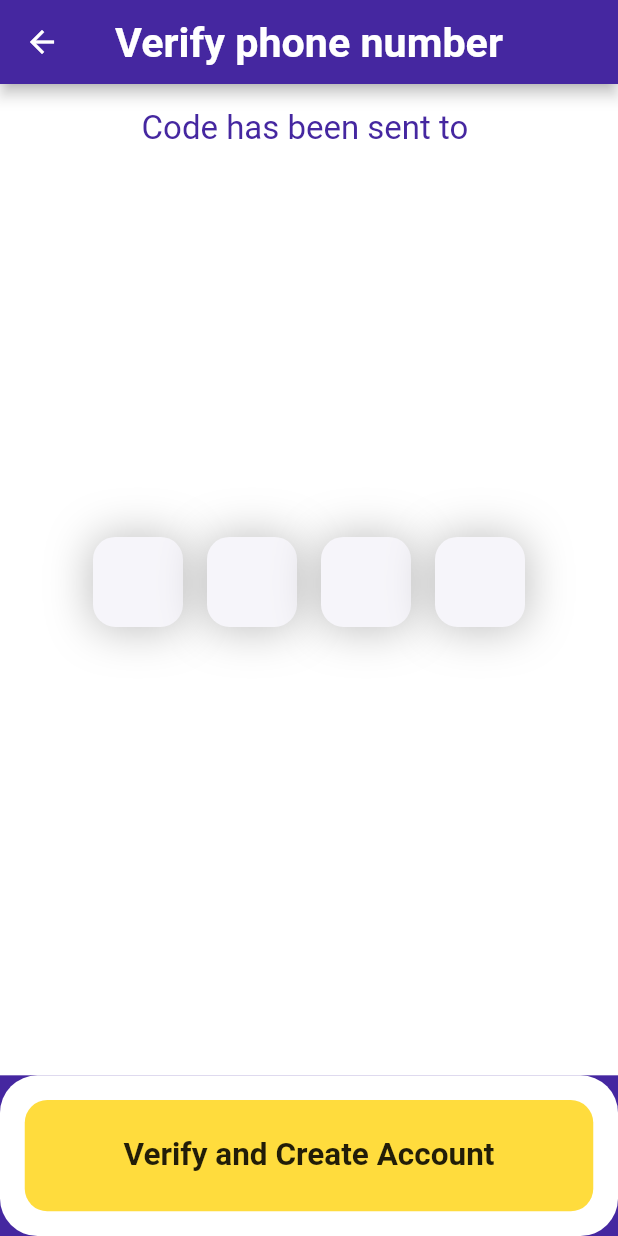
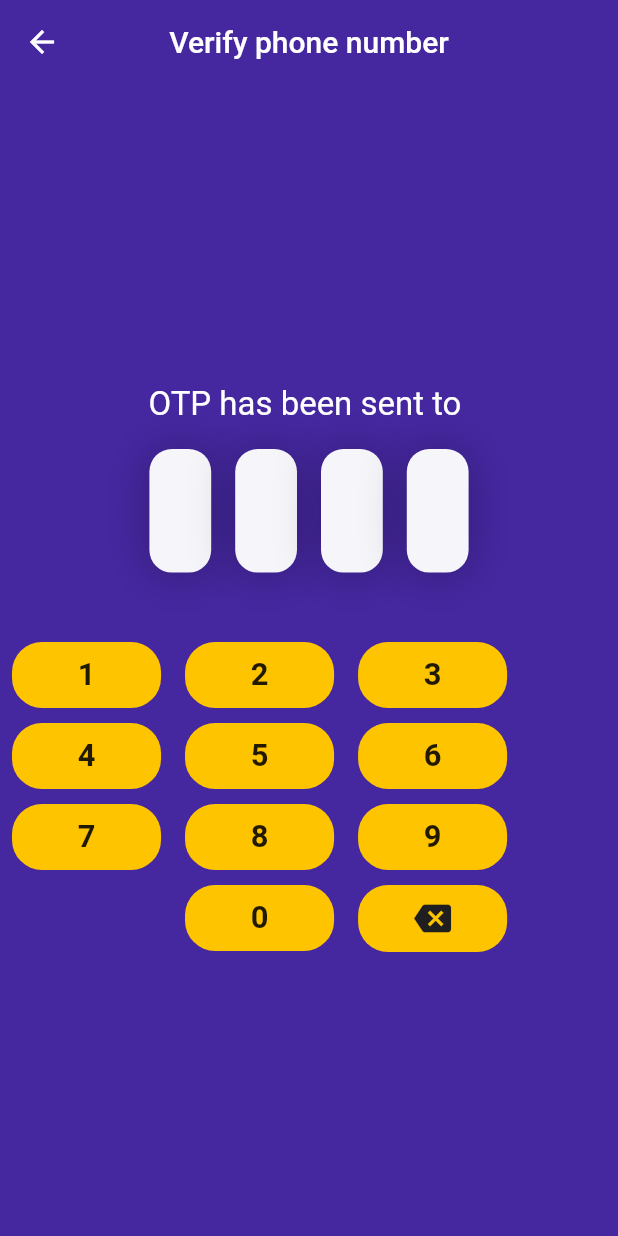
Before and after one commit to antojosu/Athijeevana, a Flutter app: the VerifyPhone screen opened directly with empty values, on a phone screen of 412 x 824 dp. Run offline on Flutter 3.47's test engine with Material 2 defaults, Android fonts, the phone set to English and light mode, and no system bars; our stand-ins replace responsive_sizer.

Commit message:
UI Responsive

```diff
--- a/lib/screens/verify.dart
+++ b/lib/screens/verify.dart
@@ -1,18 +1,18 @@
+import 'package:athijeevana/widgets/NumberCodeBox.dart';
+import 'package:athijeevana/widgets/NumberPad.dart';
 import 'package:flutter/material.dart';
 
 class VerifyPhone extends StatefulWidget {
-
   final String phoneNumber;
 
-  VerifyPhone({@required this.phoneNumber});
+  VerifyPhone({required this.phoneNumber});
 
   @override
   _VerifyPhoneState createState() => _VerifyPhoneState();
 }
 
 class _VerifyPhoneState extends State<VerifyPhone> {
-
-  String pin = "";
+  String otp = "";
 
   @override
   Widget build(BuildContext context) {
@@ -22,150 +22,129 @@ class _VerifyPhoneState extends State<VerifyPhone> {
         title: Text(
           "Verify phone number",
           style: TextStyle(
-            fontSize: 27.5,
-            fontWeight: FontWeight.bold,
             color: Colors.white,
           ),
         ),
+        elevation: 0,
         backgroundColor: Colors.deepPurple[800],
         centerTitle: true,
       ),
       body: SafeArea(
-          child: Column(
+        child: OrientationBuilder(builder: (context, orientation) {
+          if (orientation == Orientation.portrait) {
+            return portraitMode(context);
+          } else {
+            return landscapeMode(context);
+          }
+        }),
+      ),
+    );
+  }
+
+  Widget portraitMode(BuildContext bc) {
+    return Column(
+      mainAxisAlignment: MainAxisAlignment.center,
       crossAxisAlignment: CrossAxisAlignment.stretch,
       children: <Widget>[
-
-              Expanded(
-                child: Container(
-                  color: Colors.white,
+        Container(
           child: Column(
-                    mainAxisAlignment: MainAxisAlignment.center,
             children: <Widget>[
-
               Padding(
                 padding: EdgeInsets.symmetric(vertical: 16.5),
                 child: Text(
-                          "Code has been sent to " + widget.phoneNumber,
+                  "OTP has been sent to " + widget.phoneNumber,
                   style: TextStyle(
                     fontSize: 22,
-                            color: Colors.deepPurple[800],
+                    color: Colors.white,
                   ),
                 ),
               ),
-
-                      Expanded(
-                        child: Row(
+              Row(
                 crossAxisAlignment: CrossAxisAlignment.center,
                 mainAxisAlignment: MainAxisAlignment.center,
                 children: <Widget>[
-
-                            buildCodeNumberBox(pin.length > 0 ? pin.substring(0, 1) : ""),
-                            buildCodeNumberBox(pin.length > 1 ? pin.substring(1, 2) : ""),
-                            buildCodeNumberBox(pin.length > 2 ? pin.substring(2, 3) : ""),
-                            buildCodeNumberBox(pin.length > 3 ? pin.substring(3, 4) : ""),
-
+                  buildCodeNumberBox(otp.length > 0 ? otp.substring(0, 1) : ""),
+                  buildCodeNumberBox(otp.length > 1 ? otp.substring(1, 2) : ""),
+                  buildCodeNumberBox(otp.length > 2 ? otp.substring(2, 3) : ""),
+                  buildCodeNumberBox(otp.length > 3 ? otp.substring(3, 4) : ""),
                 ],
               ),
+              SizedBox(
+                height: MediaQuery.of(bc).size.height * 0.05,
               ),
-
-                      Padding(
-                        padding: EdgeInsets.symmetric(vertical: 14),
-                        child: Row(
+              Row(
+                mainAxisSize: MainAxisSize.min,
+                crossAxisAlignment: CrossAxisAlignment.center,
                 mainAxisAlignment: MainAxisAlignment.center,
-                          children: <Widget>[
-
-                            Text(
-                              'Resend Code',
-                              style: TextStyle(
-                                fontSize: 24.0,
-                                color: Colors.white,
+                children: [
+                  Flexible(
+                    child: NumberPad(onNumSelect: (value) {
+                      setState(() {
+                        if (value != -1) {
+                          if (otp.length != 10) {
+                            otp = otp + value.toString();
+                          }
+                        } else {
+                          if (otp.length != 0) {
+                            otp = otp.substring(0, otp.length - 1);
+                          }
+                        }
+                      });
+                    }),
                   ),
-                            ),
+                ],
+              )
             ],
           ),
         ),
       ],
+    );
+  }
+
+  Widget landscapeMode(BuildContext bc) {
+    return Padding(
+      padding: const EdgeInsets.all(19.0),
+      child: Row(
+        mainAxisAlignment: MainAxisAlignment.spaceAround,
+        children: [
+          Column(
+            children: [
+              Padding(
+                padding: EdgeInsets.all(15),
+                child: Text(
+                  "OTP has been sent to " + widget.phoneNumber,
+                  style: TextStyle(
+                    fontSize: 22,
+                    color: Colors.white,
                   ),
                 ),
               ),
-
-              Container(
-                height: MediaQuery.of(context).size.height * 0.13,
-                decoration: BoxDecoration(
-                  color: Colors.white,
-                  borderRadius: BorderRadius.all(
-                    Radius.circular(25),
-                  ),
-                ),
-                child: Padding(
-                  padding: EdgeInsets.all(16.5),
-                  child: Row(
+              Row(
+                crossAxisAlignment: CrossAxisAlignment.center,
+                mainAxisAlignment: MainAxisAlignment.center,
                 children: <Widget>[
-
-                      Expanded(
-                        child: GestureDetector(
-                          onTap: () {},
-                          child: Container(
-                            decoration: BoxDecoration(
-                              color: Color(0xFFFFDC3D),
-                              borderRadius: BorderRadius.all(
-                                Radius.circular(15),
-                              ),
-                            ),
-                            child: Center(
-                              child: Text(
-                                'Verify and Create Account',
-                                style: TextStyle(
-                                  fontSize: 21.0,
-                                  fontWeight: FontWeight.bold,
-                                ),
-                              ),
-                            ),
-                          ),
-                        ),
+                  buildCodeNumberBox(otp.length > 0 ? otp.substring(0, 1) : ""),
+                  buildCodeNumberBox(otp.length > 1 ? otp.substring(1, 2) : ""),
+                  buildCodeNumberBox(otp.length > 2 ? otp.substring(2, 3) : ""),
+                  buildCodeNumberBox(otp.length > 3 ? otp.substring(3, 4) : ""),
+                ],
               ),
             ],
           ),
-                ),
-              ),
+          Flexible(child: NumberPad(onNumSelect: (value) {
+            setState(() {
+              if (value != -1) {
+                if (otp.length != 10) {
+                  otp = otp + value.toString();
+                }
+              } else {
+                if (otp.length != 0) {
+                  otp = otp.substring(0, otp.length - 1);
+                }
+              }
+            });
+          }))
         ],
-          )
-      ),
-    );
-  }
-
-  Widget buildCodeNumberBox(String codeNumber) {
-    return Padding(
-      padding: EdgeInsets.symmetric(horizontal: 8),
-      child: SizedBox(
-        width: 60,
-        height: 60,
-        child: Container(
-          decoration: BoxDecoration(
-            color: Color(0xFFF6F5FA),
-            borderRadius: BorderRadius.all(
-              Radius.circular(15),
-            ),
-            boxShadow: <BoxShadow>[
-              BoxShadow(
-                  color: Colors.black26,
-                  blurRadius: 25.0,
-                  spreadRadius: 1,
-                  offset: Offset(0.0, 0.75)
-              )
-            ],
-          ),
-          child: Center(
-            child: Text(
-              codeNumber,
-              style: TextStyle(
-                fontSize: 22,
-                fontWeight: FontWeight.bold,
-                color: Colors.black,
-              ),
-            ),
-          ),
-        ),
       ),
     );
   }
--- /dev/null
+++ b/lib/widgets/NumberCodeBox.dart
@@ -0,0 +1,37 @@
+import 'package:flutter/material.dart';
+import 'package:responsive_sizer/responsive_sizer.dart';
+
+Widget buildCodeNumberBox(String codeNumber) {
+  return Padding(
+    padding: EdgeInsets.symmetric(horizontal: 8),
+    child: SizedBox(
+      width: 10.w,
+      height: 10.h,
+      child: Container(
+        decoration: BoxDecoration(
+          color: Color(0xFFF6F5FA),
+          borderRadius: BorderRadius.all(
+            Radius.circular(15),
+          ),
+          boxShadow: <BoxShadow>[
+            BoxShadow(
+                color: Colors.black26,
+                blurRadius: 25.0,
+                spreadRadius: 1,
+                offset: Offset(0.0, 0.75))
+          ],
+        ),
+        child: Center(
+          child: Text(
+            codeNumber,
+            style: TextStyle(
+              fontSize: 22,
+              fontWeight: FontWeight.bold,
+              color: Colors.black,
+            ),
+          ),
+        ),
+      ),
+    ),
+  );
+}
--- a/lib/widgets/NumberPad.dart
+++ b/lib/widgets/NumberPad.dart
@@ -1,4 +1,5 @@
 import 'package:flutter/material.dart';
+import 'package:responsive_sizer/responsive_sizer.dart';
 
 class NumberPad extends StatelessWidget {
   late final Function(int) onNumSelect;
@@ -12,42 +13,57 @@ class NumberPad extends StatelessWidget {
       children: [
         Container(
           child: Row(
-            mainAxisAlignment: MainAxisAlignment.spaceEvenly,
             crossAxisAlignment: CrossAxisAlignment.start,
-            children: [buildButton(1), buildButton(2), buildButton(3)],
+            children: [
+              buildButton(1, context),
+              buildButton(2, context),
+              buildButton(3, context)
+            ],
           ),
         ),
         Container(
           child: Row(
-            mainAxisAlignment: MainAxisAlignment.spaceEvenly,
             crossAxisAlignment: CrossAxisAlignment.start,
-            children: [buildButton(4), buildButton(5), buildButton(6)],
+            children: [
+              buildButton(4, context),
+              buildButton(5, context),
+              buildButton(6, context)
+            ],
           ),
         ),
         Container(
           child: Row(
-            mainAxisAlignment: MainAxisAlignment.spaceEvenly,
             crossAxisAlignment: CrossAxisAlignment.start,
-            children: [buildButton(7), buildButton(8), buildButton(9)],
+            children: [
+              buildButton(7, context),
+              buildButton(8, context),
+              buildButton(9, context)
+            ],
           ),
         ),
         Container(
           child: Row(
-            mainAxisAlignment: MainAxisAlignment.spaceEvenly,
             crossAxisAlignment: CrossAxisAlignment.start,
-            children: [blankButton(), buildButton(0), backButton()],
+            children: [
+              blankButton(context),
+              buildButton(0, context),
+              backButton(context)
+            ],
           ),
         )
       ],
     );
   }
 
-  backButton() {
-    return Expanded(
+  backButton(BuildContext context) {
+    return FittedBox(
+      fit: BoxFit.contain,
+      child: SizedBox(
+        width: 28.w,
         child: GestureDetector(
           onTap: () => onNumSelect(-1),
           child: Container(
-            padding: EdgeInsets.all(15),
+              padding: EdgeInsets.all(10),
               margin: EdgeInsets.symmetric(vertical: 5, horizontal: 8),
               decoration: BoxDecoration(
                   color: Colors.amberAccent[400],
@@ -55,16 +71,20 @@ class NumberPad extends StatelessWidget {
               child: Center(
                 child: Icon(
                   Icons.backspace,
-                size: 14,
+                  size: 3.h,
                   color: Color(0xFF1F1F1F),
                 ),
               )),
         ),
+      ),
     );
   }
 
-  Widget buildButton(int content) {
-    return Expanded(
+  Widget buildButton(int content, BuildContext context) {
+    return FittedBox(
+      fit: BoxFit.contain,
+      child: SizedBox(
+        width: 28.w,
         child: GestureDetector(
           onTap: () => onNumSelect(content),
           child: Container(
@@ -76,16 +96,18 @@ class NumberPad extends StatelessWidget {
             child: Center(
                 child: Text(
               content.toString(),
-            style: TextStyle(fontSize: 20, fontWeight: FontWeight.bold),
+              style: TextStyle(fontSize: 2.5.h, fontWeight: FontWeight.bold),
             )),
+          ),
         ),
       ),
     );
   }
 }
 
-Widget blankButton() {
-  return Expanded(
+Widget blankButton(BuildContext context) {
+  return SizedBox(
+    width: 28.w,
     child: Container(),
   );
 }
--- a/pubspec.yaml
+++ b/pubspec.yaml
@@ -25,9 +25,11 @@ dependencies:
     sdk: flutter
 
 
+
   # The following adds the Cupertino Icons font to your application.
   # Use with the CupertinoIcons class for iOS style icons.
   cupertino_icons: ^1.0.2
+  responsive_sizer: ^2.0.1
 
 dev_dependencies:
   flutter_test:
```
Also changed, not shown: lib/main.dart (+7 -1 lines), lib/screens/StartScreen.dart (+27 -18 lines), lib/screens/phonenumber.dart (+19 -16 lines), lib/widgets/EnterNumberWidget.dart (+17 -8 lines), assets/images/greeting.jpg (added), pubspec.lock. Lines whose indentation alone changed are shown as unchanged.
